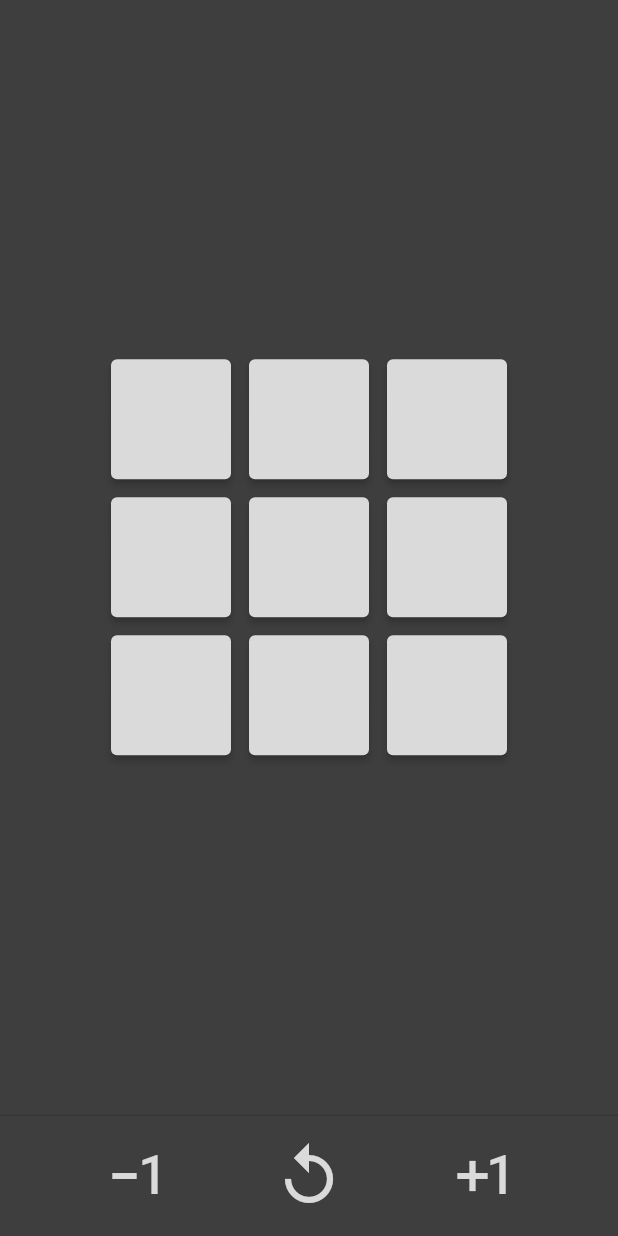
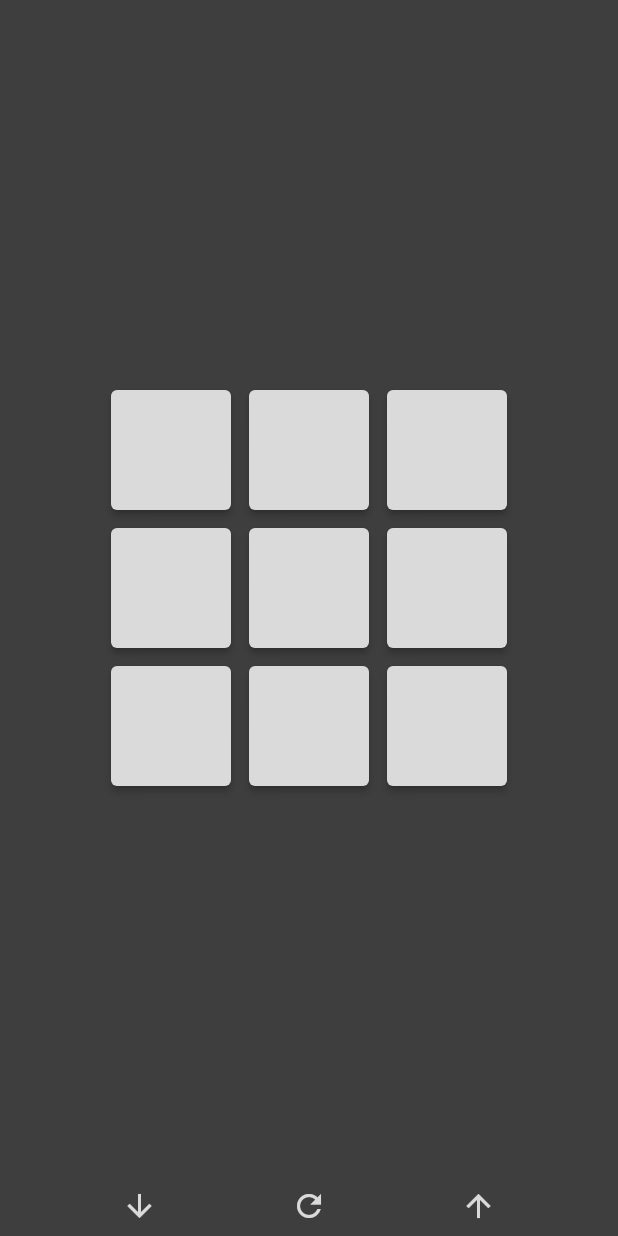
Before and after one commit to MatthewDiMarco/tictactoe-flutter, a Flutter app: the screen it shows after launch, on a phone screen of 412 x 824 dp. Run offline on Flutter 3.47's test engine with Material 2 defaults, Android fonts, the phone set to English and light mode, and no system bars; missing offline and left inert: window_size.

Commit message:
Simple grid scrolling

```diff
--- a/lib/src/layout/game.dart
+++ b/lib/src/layout/game.dart
@@ -1,11 +1,17 @@
+import 'dart:developer';
+
 import 'package:flutter/material.dart';
+import 'package:flutter/rendering.dart';
+import 'package:tictactoe/src/widget/footer_button.dart';
 import 'package:tictactoe/src/widget/grid.dart';
 
-// TODO matrix resize limit function of window dimensions (MediaQuery)
+// TODO gesture detector: 360 draggable scroll view for grid
 // TODO win state
 // TODO void cells
 
 class Game extends StatelessWidget {
+  static const primaryColor = Color.fromARGB(255, 218, 218, 218);
+  static const secondaryColor = Color.fromARGB(255, 62, 62, 62);
   final gridState = GlobalKey<GridState>();
 
   Game({super.key});
@@ -13,37 +19,56 @@ class Game extends StatelessWidget {
   @override
   Widget build(BuildContext context) {
     return Scaffold(
-        backgroundColor: const Color.fromARGB(255, 62, 62, 62),
-        body: Column(
-            mainAxisAlignment: MainAxisAlignment.center,
-            children: [Grid(key: gridState)]),
-        persistentFooterButtons: [
-          Row(mainAxisAlignment: MainAxisAlignment.spaceEvenly, children: [
-            IconButton(
-                icon: const Icon(Icons.exposure_minus_1,
-                    color: Color.fromARGB(255, 218, 218, 218)),
-                iconSize: 48,
-                onPressed: () {
-                  final state = gridState.currentState!;
-                  state.growGrid(-1);
-                }),
-            IconButton(
-                icon: const Icon(Icons.replay,
-                    color: Color.fromARGB(255, 218, 218, 218)),
-                iconSize: 48,
-                onPressed: () {
-                  final state = gridState.currentState!;
-                  state.resetGrid();
-                }),
-            IconButton(
-                icon: const Icon(Icons.exposure_plus_1,
-                    color: Color.fromARGB(255, 218, 218, 218)),
-                iconSize: 48,
-                onPressed: () {
-                  final state = gridState.currentState!;
-                  state.growGrid(1);
-                })
-          ])
-        ]);
+        backgroundColor: secondaryColor,
+        body: Column(children: [_buildBody(), _buildFooter()]));
+  }
+
+  Widget _buildBody() {
+    return Expanded(
+        child: Center(
+            child: SingleChildScrollView(
+                scrollDirection: Axis.vertical,
+                child: SingleChildScrollView(
+                    scrollDirection: Axis.horizontal,
+                    child: Column(
+                        mainAxisAlignment: MainAxisAlignment.spaceEvenly,
+                        children: [Grid(key: gridState)])))));
+  }
+
+  Widget _buildFooter() {
+    const footerButtonPadding = EdgeInsets.all(8.0);
+
+    return Ink(
+        color: secondaryColor,
+        child: Row(mainAxisAlignment: MainAxisAlignment.spaceEvenly, children: [
+          FooterButton(
+              // TODO import <function,icon> pair and dynamically construct footer
+              padding: footerButtonPadding,
+              icon: const Icon(Icons.arrow_downward, color: primaryColor),
+              onTap: _shrinkGrid),
+          FooterButton(
+              padding: footerButtonPadding,
+              icon: const Icon(Icons.refresh, color: primaryColor),
+              onTap: _refreshGrid),
+          FooterButton(
+              padding: footerButtonPadding,
+              icon: const Icon(Icons.arrow_upward, color: primaryColor),
+              onTap: _growGrid)
+        ]));
+  }
+
+  void _shrinkGrid() {
+    final state = gridState.currentState!;
+    state.growGrid(-1);
+  }
+
+  void _growGrid() {
+    final state = gridState.currentState!;
+    state.growGrid(1);
+  }
+
+  void _refreshGrid() {
+    final state = gridState.currentState!;
+    state.resetGrid();
   }
 }
--- /dev/null
+++ b/lib/src/widget/footer_button.dart
@@ -0,0 +1,22 @@
+import 'package:flutter/material.dart';
+
+class FooterButton extends StatelessWidget {
+  final EdgeInsets padding;
+  final Icon icon;
+  final Function() onTap;
+
+  const FooterButton(
+      {super.key,
+      required this.padding,
+      required this.icon,
+      required this.onTap});
+
+  @override
+  Widget build(BuildContext context) {
+    return InkWell(
+      onTap: onTap,
+      customBorder: const CircleBorder(),
+      child: Padding(padding: padding, child: icon),
+    );
+  }
+}
--- a/lib/src/widget/grid.dart
+++ b/lib/src/widget/grid.dart
@@ -10,31 +10,15 @@ class Grid extends StatefulWidget {
 
 class GridState extends State<Grid> {
   static const defaultMatrixSize = 3;
+  static const tileSize = Size(80, 80);
+  static const tileMargin = EdgeInsets.all(6);
   final _matrix = <List<Tile>>[];
   final _moves = <MapEntry>[];
-
-  void resetGrid() {
-    growGrid(0);
-  }
-
-  void growGrid(int amount) {
-    final newWidth = _matrix.length + amount;
-    final newHeight = _matrix[0].length + amount;
-    setGrid(newWidth, newHeight);
-  }
-
-  void setGrid(int width, int height) {
-    setState(() {
-      _matrix.clear();
-      _matrix.addAll(List.generate(
-          width, (index) => List.generate(height, (index) => Tile.empty)));
-    });
-  }
 
   @override
   void initState() {
     super.initState();
-    setGrid(defaultMatrixSize, defaultMatrixSize);
+    _setGrid(defaultMatrixSize, defaultMatrixSize);
   }
 
   @override
@@ -51,14 +35,31 @@ class GridState extends State<Grid> {
     );
   }
 
+  void resetGrid() {
+    growGrid(0);
+  }
+
+  void growGrid(int amount) {
+    final numHorizontalTiles = _matrix.length + amount;
+    final numVerticalTiles = _matrix[0].length + amount;
+
+    if (numHorizontalTiles >= 1 && numVerticalTiles >= 1) {
+      _setGrid(numHorizontalTiles, numVerticalTiles);
+    }
+  }
+
   Widget _buildTile(int row, int col) {
     return Container(
-      margin: const EdgeInsets.all(6),
+      margin: tileMargin,
       child: ElevatedButton(
           style: ElevatedButton.styleFrom(
-              minimumSize: const Size(80, 80),
+              minimumSize: tileSize,
               foregroundColor: const Color.fromARGB(255, 20, 20, 20),
-              backgroundColor: const Color.fromARGB(255, 218, 218, 218)),
+              backgroundColor: _matrix[row][col].isAvailable()
+                  ? const Color.fromARGB(255, 218, 218, 218)
+                  : _matrix[row][col] == Tile.x
+                      ? Colors.redAccent
+                      : Colors.greenAccent),
           child: Text(_matrix[row][col].displayText,
               style: TextStyle(
                   fontSize: 48,
@@ -96,6 +97,14 @@ class GridState extends State<Grid> {
     }
   }
 
+  void _setGrid(int width, int height) {
+    setState(() {
+      _matrix.clear();
+      _matrix.addAll(List.generate(
+          width, (index) => List.generate(height, (index) => Tile.empty)));
+    });
+  }
+
   Tile _getLastMove() {
     return _moves.isEmpty ? Tile.x : _moves.last.value;
   }
```
Also changed, not shown: 2 other files.
